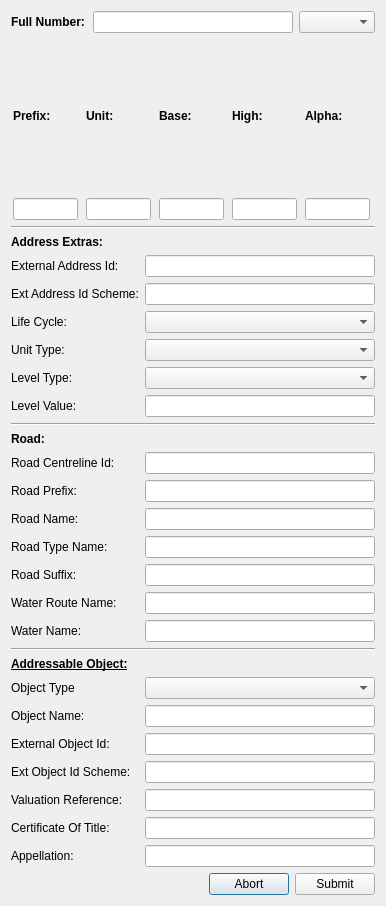
Above: AimsUI/AimsClient/Gui/Ui_NewAddressDialog.ui from linz/QGIS-AIMS-Plugin before the change. Below: the same form after it.
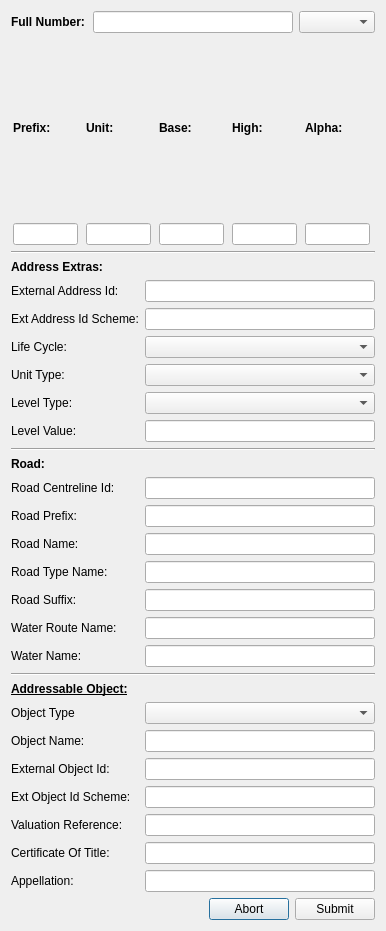
That is the form after the change.

Patch:
```diff
--- a/AimsUI/AimsClient/Gui/Ui_NewAddressDialog.ui
+++ b/AimsUI/AimsClient/Gui/Ui_NewAddressDialog.ui
@@ -7,7 +7,7 @@
     <x>0</x>
     <y>0</y>
     <width>386</width>
-    <height>906</height>
+    <height>931</height>
    </rect>
   </property>
   <property name="windowTitle">
```
